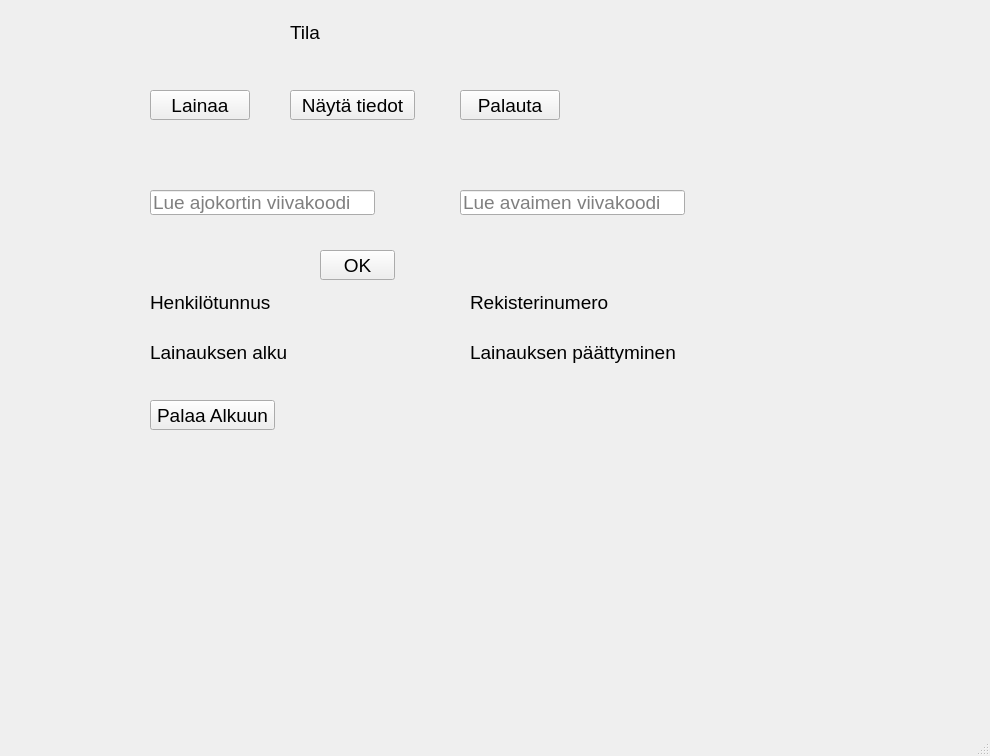
First picture: the form in lainaaja.ui, repository Sandrowue/Autolainaus, before the edit.
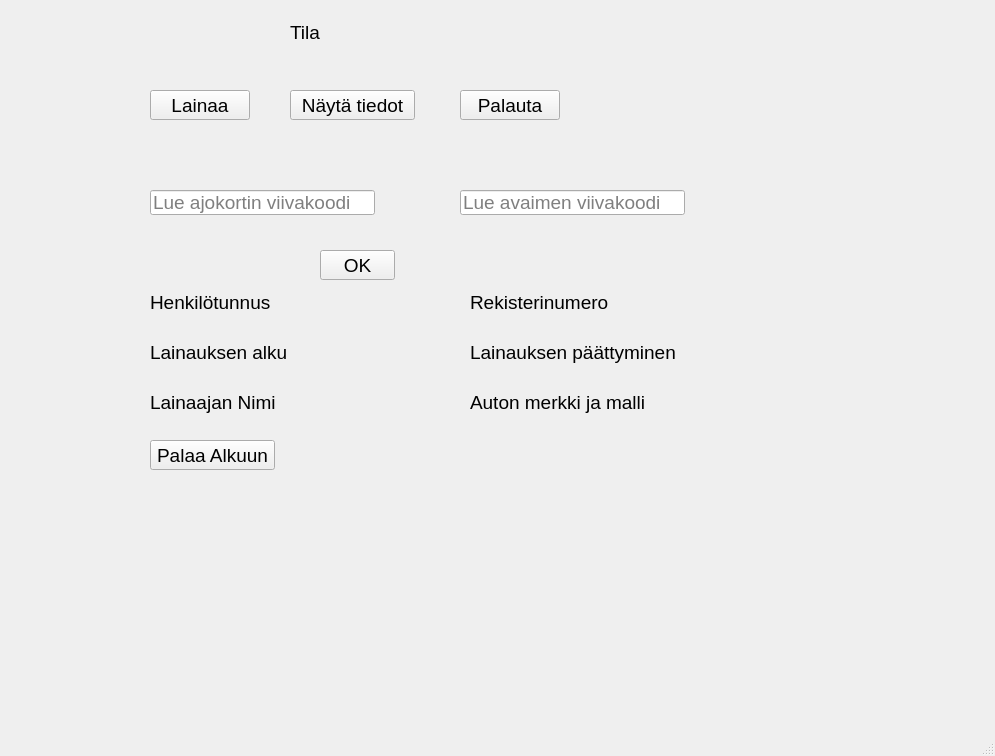
Second picture: the form after the edit.

Commit message: lainaajan nimi ja auton rekisteritunnus näkyy tietoissa.

What changed in the file:
```diff
--- a/lainaaja.ui
+++ b/lainaaja.ui
@@ -6,7 +6,7 @@
    <rect>
     <x>0</x>
     <y>0</y>
-    <width>990</width>
+    <width>995</width>
     <height>756</height>
    </rect>
   </property>
@@ -180,7 +180,7 @@
     <property name="geometry">
      <rect>
       <x>150</x>
-      <y>400</y>
+      <y>440</y>
       <width>125</width>
       <height>30</height>
      </rect>
@@ -230,6 +230,42 @@
      <string>Lainauksen päättyminen</string>
     </property>
    </widget>
+   <widget class="QLabel" name="nimiLabel">
+    <property name="geometry">
+     <rect>
+      <x>150</x>
+      <y>390</y>
+      <width>225</width>
+      <height>25</height>
+     </rect>
+    </property>
+    <property name="font">
+     <font>
+      <pointsize>14</pointsize>
+     </font>
+    </property>
+    <property name="text">
+     <string>Lainaajan Nimi</string>
+    </property>
+   </widget>
+   <widget class="QLabel" name="autoLabel">
+    <property name="geometry">
+     <rect>
+      <x>470</x>
+      <y>390</y>
+      <width>225</width>
+      <height>25</height>
+     </rect>
+    </property>
+    <property name="font">
+     <font>
+      <pointsize>14</pointsize>
+     </font>
+    </property>
+    <property name="text">
+     <string>Auton merkki ja malli </string>
+    </property>
+   </widget>
   </widget>
   <widget class="QMenuBar" name="menubar">
    <property name="geometry">
```
Left out of the diff: 4 changed lines with no effect on the pictures. The commit also changes 3 other files.
